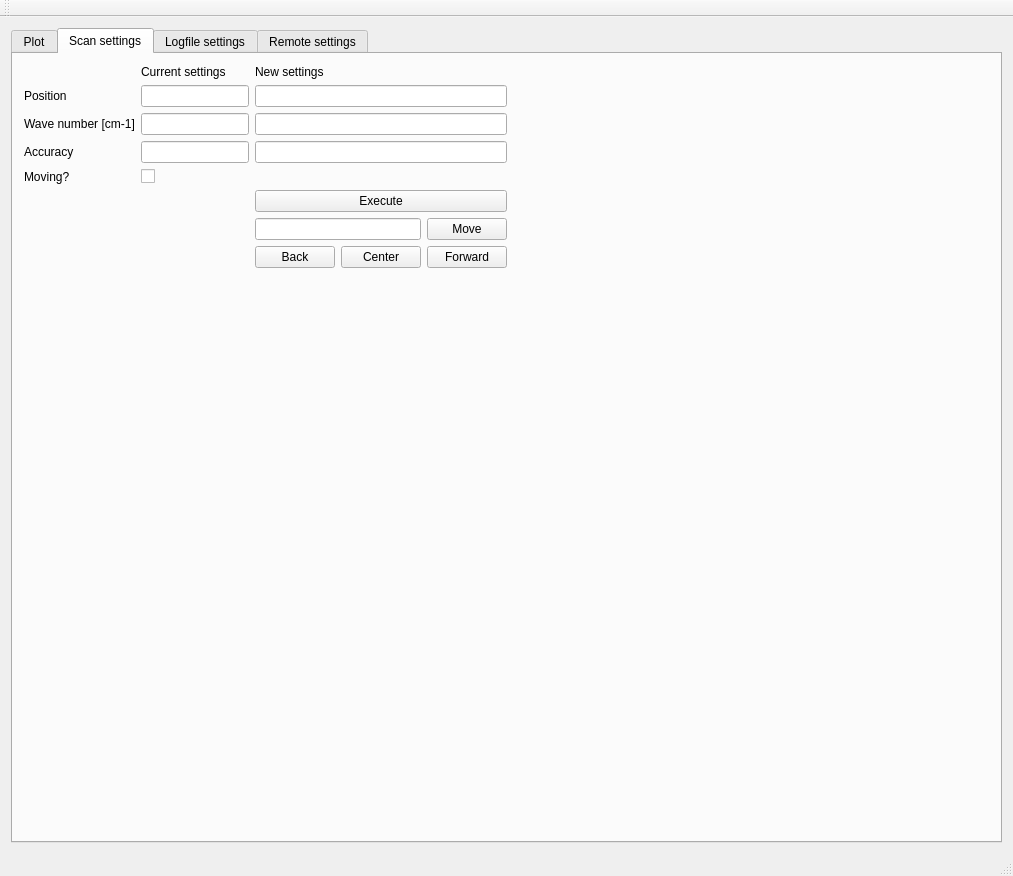
Above: mainwindow.ui from anates/Spectro before the change. Below: the same form after it.
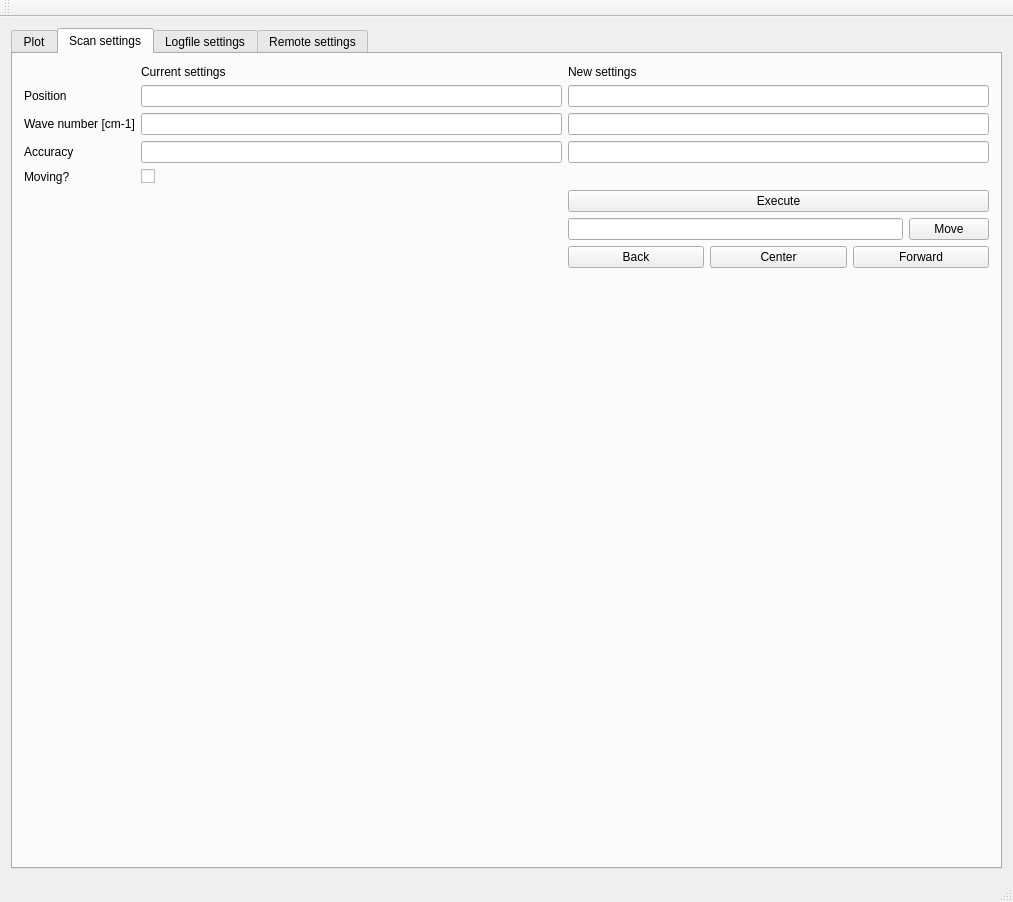
That is the form after the change. The open tabs and pages were chosen to show the change. Custom widgets are drawn as their Qt base class.

```diff
--- a/mainwindow.ui
+++ b/mainwindow.ui
@@ -7,7 +7,7 @@
     <x>0</x>
     <y>0</y>
     <width>1013</width>
-    <height>876</height>
+    <height>902</height>
    </rect>
   </property>
   <property name="windowTitle">
@@ -361,7 +361,10 @@
         <string>Scan settings</string>
        </attribute>
        <layout class="QFormLayout" name="formLayout">
-        <item row="0" column="0">
+        <property name="fieldGrowthPolicy">
+         <enum>QFormLayout::AllNonFixedFieldsGrow</enum>
+        </property>
+        <item row="0" column="0" colspan="2">
          <layout class="QGridLayout" name="gridLayout_7">
           <item row="2" column="2">
            <widget class="QLineEdit" name="newWaveNumber"/>
```
Left out of the diff: 151 changed lines with no effect on the pictures.
